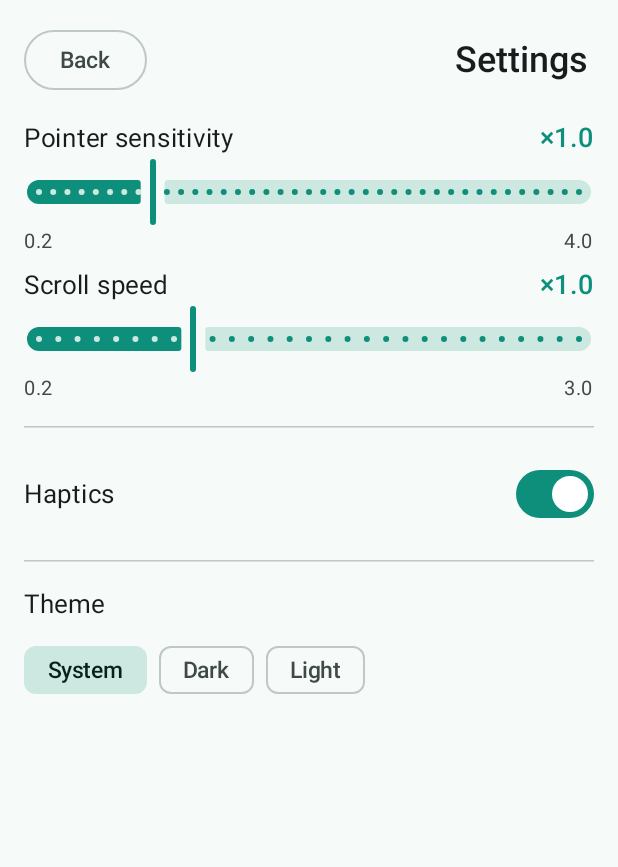
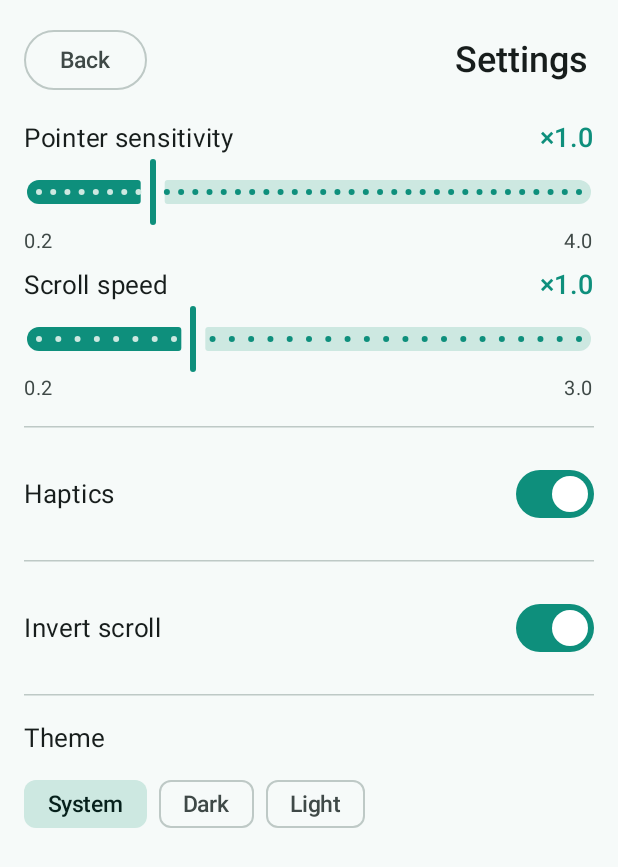
Before and after one commit to Appappars/pocket-input, an Android app built with Jetpack Compose: the screen it shows after launch (MainActivity), after a tap on "Settings", on a phone screen of 412 x 824 dp. Shown: the top 867 px of the screen. Run offline under Robolectric (Android 15) with nearby library versions, the phone set to English and light mode, and no system bars; pictures from the network do not load; 1 statement that could not run was skipped; 2 other taps on this screen came first.

Commit message:
phase1: двойной клик убран (drag по второму касанию сразу, порог 60 мс); настройка инверсии скролла; чувствительность реально влияет на дельту

```diff
--- a/android/app/build.gradle.kts
+++ b/android/app/build.gradle.kts
@@ -12,8 +12,8 @@ android {
         applicationId = "dev.pocketinput"
         minSdk = 28
         targetSdk = 34
-        versionCode = 6
-        versionName = "0.2.3-tapdrag"
+        versionCode = 7
+        versionName = "0.2.4-drag-invert"
     }
 
     buildTypes {
--- a/android/app/src/main/kotlin/dev/pocketinput/data/SettingsStore.kt
+++ b/android/app/src/main/kotlin/dev/pocketinput/data/SettingsStore.kt
@@ -15,6 +15,8 @@ data class SettingsState(
     val vibration: Boolean = true,
     val theme: String = THEME_SYSTEM,
     val layout: String = LAYOUT_EN,
+    /** Инверсия направления скролла; по умолчанию инвертирован (решение владельца продукта, 18.11). */
+    val invertScroll: Boolean = true,
 ) {
     companion object {
         const val SENSITIVITY_MIN = 0.2f
@@ -69,6 +71,7 @@ class SettingsStore(context: Context) {
         vibration = prefs.getBoolean(KEY_VIBRATION, SettingsState().vibration),
         theme = SettingsState.normalizeTheme(prefs.getString(KEY_THEME, null)),
         layout = SettingsState.normalizeLayout(prefs.getString(KEY_LAYOUT, null)),
+        invertScroll = prefs.getBoolean(KEY_INVERT_SCROLL, SettingsState().invertScroll),
     )
 
     /** Сохраняет настройки; значения клампятся, чтобы битое состояние не попало на диск. */
@@ -79,6 +82,7 @@ class SettingsStore(context: Context) {
             .putBoolean(KEY_VIBRATION, state.vibration)
             .putString(KEY_THEME, SettingsState.normalizeTheme(state.theme))
             .putString(KEY_LAYOUT, SettingsState.normalizeLayout(state.layout))
+            .putBoolean(KEY_INVERT_SCROLL, state.invertScroll)
             .apply()
     }
 
@@ -89,5 +93,6 @@ class SettingsStore(context: Context) {
         const val KEY_VIBRATION = "vibration"
         const val KEY_THEME = "theme"
         const val KEY_LAYOUT = "layout"
+        const val KEY_INVERT_SCROLL = "invert_scroll"
     }
 }
--- a/android/app/src/main/kotlin/dev/pocketinput/ui/settings/SettingsScreen.kt
+++ b/android/app/src/main/kotlin/dev/pocketinput/ui/settings/SettingsScreen.kt
@@ -117,6 +117,33 @@ fun SettingsScreen(
 
                 Spacer(Modifier.height(8.dp))
                 HorizontalDivider()
+                Spacer(Modifier.height(8.dp))
+
+                // Направление скролла: владелец просил инверсию (18.11), поэтому дефолт — включена.
+                Row(
+                    modifier = Modifier
+                        .fillMaxWidth()
+                        .toggleable(
+                            value = state.invertScroll,
+                            role = Role.Switch,
+                            onValueChange = { onChange(state.copy(invertScroll = it)) },
+                        )
+                        .padding(vertical = 12.dp),
+                    verticalAlignment = Alignment.CenterVertically,
+                    horizontalArrangement = Arrangement.SpaceBetween,
+                ) {
+                    Text(
+                        text = stringResource(R.string.settings_invert_scroll),
+                        style = MaterialTheme.typography.bodyLarge,
+                    )
+                    Switch(
+                        checked = state.invertScroll,
+                        onCheckedChange = { onChange(state.copy(invertScroll = it)) },
+                    )
+                }
+
+                Spacer(Modifier.height(8.dp))
+                HorizontalDivider()
                 Spacer(Modifier.height(16.dp))
 
                 Text(
--- a/android/app/src/main/res/values/strings.xml
+++ b/android/app/src/main/res/values/strings.xml
@@ -34,6 +34,7 @@
     <string name="settings_sensitivity">Pointer sensitivity</string>
     <string name="settings_scroll">Scroll speed</string>
     <string name="settings_vibration">Haptics</string>
+    <string name="settings_invert_scroll">Invert scroll</string>
     <string name="settings_theme">Theme</string>
     <string name="settings_theme_system">System</string>
     <string name="settings_theme_dark">Dark</string>
```
Also changed, not shown: android/app/src/main/kotlin/dev/pocketinput/ui/trackpad/TrackpadMath.kt (+10 -1 lines), android/app/src/main/kotlin/dev/pocketinput/ui/trackpad/TrackpadSurface.kt (+9 -16 lines), 6 other files.
